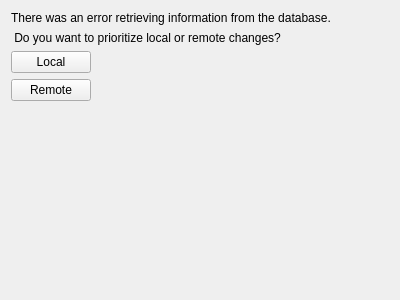
Old version of the form GUI/gitmanager.ui in the repository Laucksy/CS-205-Project.
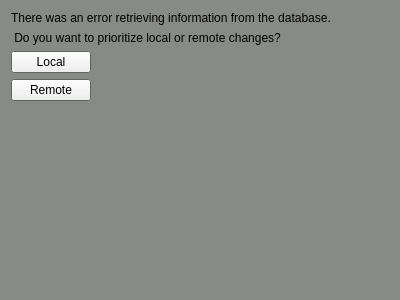
New version of the form.

Commit message: Fixed GUI colors and deleting feedback

```diff
--- a/GUI/gitmanager.ui
+++ b/GUI/gitmanager.ui
@@ -10,6 +10,70 @@
     <height>300</height>
    </rect>
   </property>
+  <property name="palette">
+   <palette>
+    <active>
+     <colorrole role="Base">
+      <brush brushstyle="SolidPattern">
+       <color alpha="255">
+        <red>255</red>
+        <green>255</green>
+        <blue>255</blue>
+       </color>
+      </brush>
+     </colorrole>
+     <colorrole role="Window">
+      <brush brushstyle="SolidPattern">
+       <color alpha="255">
+        <red>136</red>
+        <green>138</green>
+        <blue>133</blue>
+       </color>
+      </brush>
+     </colorrole>
+    </active>
+    <inactive>
+     <colorrole role="Base">
+      <brush brushstyle="SolidPattern">
+       <color alpha="255">
+        <red>255</red>
+        <green>255</green>
+        <blue>255</blue>
+       </color>
+      </brush>
+     </colorrole>
+     <colorrole role="Window">
+      <brush brushstyle="SolidPattern">
+       <color alpha="255">
+        <red>136</red>
+        <green>138</green>
+        <blue>133</blue>
+       </color>
+      </brush>
+     </colorrole>
+    </inactive>
+    <disabled>
+     <colorrole role="Base">
+      <brush brushstyle="SolidPattern">
+       <color alpha="255">
+        <red>136</red>
+        <green>138</green>
+        <blue>133</blue>
+       </color>
+      </brush>
+     </colorrole>
+     <colorrole role="Window">
+      <brush brushstyle="SolidPattern">
+       <color alpha="255">
+        <red>136</red>
+        <green>138</green>
+        <blue>133</blue>
+       </color>
+      </brush>
+     </colorrole>
+    </disabled>
+   </palette>
+  </property>
   <property name="windowTitle">
    <string>Form</string>
   </property>
@@ -35,6 +99,70 @@
        <verstretch>0</verstretch>
       </sizepolicy>
      </property>
+     <property name="palette">
+      <palette>
+       <active>
+        <colorrole role="WindowText">
+         <brush brushstyle="SolidPattern">
+          <color alpha="255">
+           <red>0</red>
+           <green>0</green>
+           <blue>0</blue>
+          </color>
+         </brush>
+        </colorrole>
+        <colorrole role="Text">
+         <brush brushstyle="SolidPattern">
+          <color alpha="255">
+           <red>255</red>
+           <green>255</green>
+           <blue>255</blue>
+          </color>
+         </brush>
+        </colorrole>
+       </active>
+       <inactive>
+        <colorrole role="WindowText">
+         <brush brushstyle="SolidPattern">
+          <color alpha="255">
+           <red>0</red>
+           <green>0</green>
+           <blue>0</blue>
+          </color>
+         </brush>
+        </colorrole>
+        <colorrole role="Text">
+         <brush brushstyle="SolidPattern">
+          <color alpha="255">
+           <red>255</red>
+           <green>255</green>
+           <blue>255</blue>
+          </color>
+         </brush>
+        </colorrole>
+       </inactive>
+       <disabled>
+        <colorrole role="WindowText">
+         <brush brushstyle="SolidPattern">
+          <color alpha="255">
+           <red>190</red>
+           <green>190</green>
+           <blue>190</blue>
+          </color>
+         </brush>
+        </colorrole>
+        <colorrole role="Text">
+         <brush brushstyle="SolidPattern">
+          <color alpha="255">
+           <red>190</red>
+           <green>190</green>
+           <blue>190</blue>
+          </color>
+         </brush>
+        </colorrole>
+       </disabled>
+      </palette>
+     </property>
      <property name="text">
       <string>There was an error retrieving information from the database.</string>
      </property>
```
The commit also changes 22 other files.
